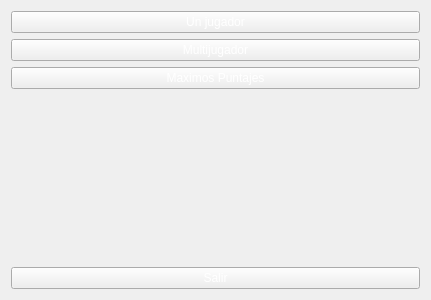
This is Pruebas/Prototipo_personaje/menu.ui in Juandiego88/ProyectoFinal-info2 as Qt 5 draws it before an edit. The edited form follows.
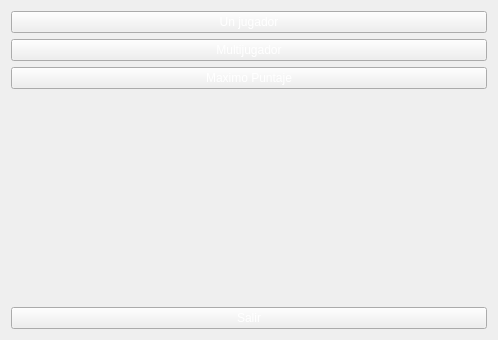
This is the edited form. Icons and pictures are not drawn.

Commit message:
Se agrego imagen de fondo al menu y se termino el manejo de archivos
Se almacena el valor maximo alcanzando en el juego

What changed in the file:
```diff
--- a/Pruebas/Prototipo_personaje/menu.ui
+++ b/Pruebas/Prototipo_personaje/menu.ui
@@ -6,8 +6,8 @@
    <rect>
     <x>0</x>
     <y>0</y>
-    <width>431</width>
-    <height>300</height>
+    <width>498</width>
+    <height>340</height>
    </rect>
   </property>
   <property name="windowTitle">
@@ -43,7 +43,7 @@
       <string notr="true">color: rgb(255, 255, 255);</string>
      </property>
      <property name="text">
-      <string>Maximos Puntajes</string>
+      <string>Maximo Puntaje</string>
      </property>
     </widget>
    </item>
@@ -54,15 +54,21 @@
      </property>
      <property name="font">
       <font>
-       <family>Nirmala UI</family>
-       <pointsize>14</pointsize>
+       <family>OCR A Extended</family>
+       <pointsize>60</pointsize>
+       <weight>75</weight>
+       <italic>false</italic>
+       <bold>true</bold>
+       <underline>false</underline>
+       <strikeout>false</strikeout>
       </font>
      </property>
      <property name="autoFillBackground">
       <bool>false</bool>
      </property>
      <property name="styleSheet">
-      <string notr="true">color: rgb(255, 255, 255);</string>
+      <string notr="true">color: rgb(255, 0, 0);
+</string>
      </property>
      <property name="text">
       <string/>
```
Left out of the diff: 5 changed lines with no effect on the pictures. The commit also changes 87 other files.
